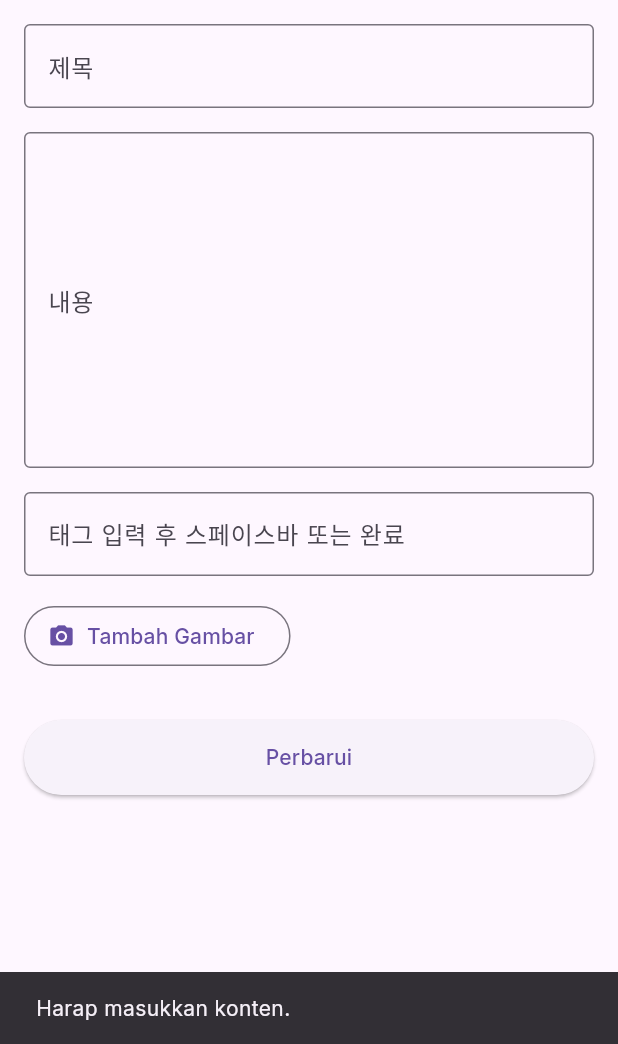
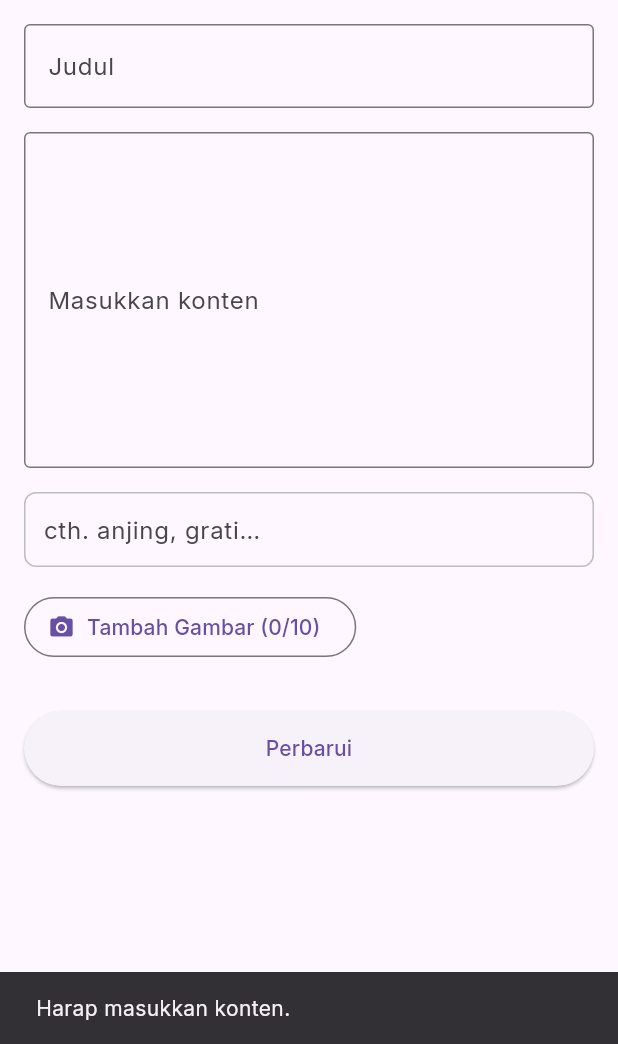
Before and after one commit to jbak2588/bling, a Flutter app: the EditLocalNewsScreen screen opened directly with empty values, after a tap on "Perbarui", on a phone screen of 412 x 824 dp, the part 192-1236 px from its top. Run offline on Flutter 3.47's test engine with Material 3 defaults, Android fonts, the phone set to English and light mode, and no system bars; our stand-ins replace audioplayers, cached_network_image, cloud_firestore, easy_localization, firebase_auth, firebase_core and 13 more; missing offline and left inert: flutter_google_maps_webservices, google_maps_flutter_android, google_maps_flutter_platform_interface; accounts and stored records are empty.

Commit message:
local news 공용 커스템 테그 위젯 분리

```diff
--- a/lib/features/local_news/screens/edit_local_news_screen.dart
+++ b/lib/features/local_news/screens/edit_local_news_screen.dart
@@ -1,4 +1,4 @@
-// lib/features/local_news/screens/edit_local_news_screen.dart
+// lib/features/local_news/views/edit_local_news_screen.dart
 
 import 'dart:io';
 import 'package:cloud_firestore/cloud_firestore.dart';
@@ -7,8 +7,8 @@ import 'package:flutter/material.dart';
 import 'package:image_picker/image_picker.dart';
 import 'package:easy_localization/easy_localization.dart';
 
-
-// 🗑️ 문제가 발생한 외부 패키지 import를 모두 제거합니다.
+// ✅ 새로 만든 공용 위젯을 import 합니다.
+import '../../shared/widgets/custom_tag_input_field.dart';
 
 import '../../../core/constants/app_categories.dart';
 import '../models/post_category_model.dart';
@@ -27,8 +27,10 @@ class _EditLocalNewsScreenState extends State<EditLocalNewsScreen> {
   final _titleController = TextEditingController();
   final _contentController = TextEditingController();
 
-  // ✅ 커스텀 태그 입력을 위한 컨트롤러
-  final _tagInputController = TextEditingController();
+  // ❌ 공용 위젯으로 대체되었으므로 기존 태그 컨트롤러는 제거합니다.
+  // final _tagInputController = TextEditingController();
+
+  // ✅ 태그 목록 상태는 그대로 유지합니다. 공용 위젯이 이 상태를 업데이트합니다.
   List<String> _tags = [];
 
   final List<XFile> _newSelectedImages = [];
@@ -59,7 +61,8 @@ class _EditLocalNewsScreenState extends State<EditLocalNewsScreen> {
   void dispose() {
     _titleController.dispose();
     _contentController.dispose();
-    _tagInputController.dispose(); // ✅ 컨트롤러 해제
+    // ❌ 더 이상 사용하지 않으므로 dispose 호출도 제거합니다.
+    // _tagInputController.dispose();
     super.dispose();
   }
 
@@ -121,7 +124,7 @@ class _EditLocalNewsScreenState extends State<EditLocalNewsScreen> {
         'mediaUrl': finalImageUrls,
         'mediaType': finalImageUrls.isNotEmpty ? 'image' : null,
         'category': _selectedCategory!.categoryId,
-        'tags': _tags,
+        'tags': _tags, // ✅ _tags 상태는 그대로 사용됩니다.
         'updatedAt': FieldValue.serverTimestamp(),
       };
 
@@ -132,71 +135,20 @@ class _EditLocalNewsScreenState extends State<EditLocalNewsScreen> {
 
       if (!mounted) return;
       ScaffoldMessenger.of(context)
-          .showSnackBar(const SnackBar(content: Text('게시글이 수정되었습니다')));
+          .showSnackBar(const SnackBar(content: Text('게시글이 수정되었습니다')));   // TODO : 다국어 작업
       Navigator.of(context).pop(true);
     } catch (e) {
       if (mounted) {
         ScaffoldMessenger.of(context)
-            .showSnackBar(SnackBar(content: Text('수정 실패: $e')));
+            .showSnackBar(SnackBar(content: Text('수정 실패: $e')));   // TODO : 다국어 작업
       }
     } finally {
       if (mounted) setState(() => _isSubmitting = false);
     }
   }
 
-  // ✅ 커스텀 태그 위젯을 빌드하는 함수
-  Widget _buildCustomChipsInput() {
-    return Column(
-      crossAxisAlignment: CrossAxisAlignment.start,
-      children: [
-        // 칩들을 보여주는 부분
-        Wrap(
-          spacing: 8.0,
-          runSpacing: 4.0,
-          children: _tags.map((tag) {
-            return Chip(
-              label: Text(tag),
-              onDeleted: () {
-                setState(() {
-                  _tags.remove(tag);
-                });
-              },
-            );
-          }).toList(),
-        ),
-        // 새 태그를 입력하는 텍스트 필드
-        TextField(
-          controller: _tagInputController,
-          decoration: InputDecoration(
-            labelText: '태그 입력 후 스페이스바 또는 완료',
-            border: const OutlineInputBorder(),
-          ),
-          onChanged: (value) {
-            // 스페이스바를 누르면 태그 추가
-            if (value.endsWith(' ') && value.trim().isNotEmpty) {
-              final newTag = value.trim();
-              if (!_tags.contains(newTag)) {
-                setState(() {
-                  _tags.add(newTag);
-                });
-              }
-              _tagInputController.clear();
-            }
-          },
-          onSubmitted: (value) {
-            // 키보드에서 완료(엔터)를 누르면 태그 추가
-            final newTag = value.trim();
-            if (newTag.isNotEmpty && !_tags.contains(newTag)) {
-              setState(() {
-                _tags.add(newTag);
-              });
-            }
-            _tagInputController.clear();
-          },
-        ),
-      ],
-    );
-  }
+  // ❌ 기존 커스텀 태그 위젯 빌드 함수는 완전히 제거합니다.
+  // Widget _buildCustomChipsInput() { ... }
 
   @override
   Widget build(BuildContext context) {
@@ -229,20 +181,29 @@ class _EditLocalNewsScreenState extends State<EditLocalNewsScreen> {
             const SizedBox(height: 16),
             TextField(
                 controller: _titleController,
-                decoration: const InputDecoration(
-                    labelText: '제목',
-                    border: OutlineInputBorder())),
+                decoration: InputDecoration(
+                    labelText: 'localNewsCreate.form.titleLabel'.tr(),
+                    border: const OutlineInputBorder())),
             const SizedBox(height: 16),
             TextField(
                 controller: _contentController,
                 maxLines: 8,
-                decoration: const InputDecoration(
-                    labelText: '내용',
-                    border: OutlineInputBorder())),
+                decoration: InputDecoration(
+                    labelText: 'localNewsCreate.form.contentLabel'.tr(),
+                    border: const OutlineInputBorder())),
             const SizedBox(height: 16),
 
-            // ✅ 직접 만든 커스텀 태그 입력 위젯을 사용합니다.
-            _buildCustomChipsInput(),
+            // ✅ 교체된 공용 커스텀 태그 위젯을 사용합니다.
+            CustomTagInputField(
+              initialTags: _tags, // 초기 태그 목록을 전달합니다.
+              hintText: 'localNewsCreate.form.tagsHint'.tr(), // 다국어 힌트 텍스트
+              onTagsChanged: (tags) {
+                // 태그가 변경될 때마다 화면의 상태(_tags)를 업데이트합니다.
+                setState(() {
+                  _tags = tags;
+                });
+              },
+            ),
 
             const SizedBox(height: 16),
             _buildImagePicker(),
@@ -262,6 +223,7 @@ class _EditLocalNewsScreenState extends State<EditLocalNewsScreen> {
   }
 
   Widget _buildImagePicker() {
+    // ... (이 부분은 기존 코드와 동일하여 생략하지 않고 그대로 둡니다)
     final existingImageCount = _existingImageUrls.length;
     final newImageCount = _newSelectedImages.length;
     final totalImageCount = existingImageCount + newImageCount;
@@ -270,9 +232,9 @@ class _EditLocalNewsScreenState extends State<EditLocalNewsScreen> {
       crossAxisAlignment: CrossAxisAlignment.start,
       children: [
         OutlinedButton.icon(
-          onPressed: _pickImages,
+          onPressed: totalImageCount >= 10 ? null : _pickImages,
           icon: const Icon(Icons.camera_alt),
-          label: Text('localNewsCreate.buttons.addImage'.tr()),
+          label: Text('${'localNewsCreate.buttons.addImage'.tr()} ($totalImageCount/10)'),
         ),
         const SizedBox(height: 8),
         if (totalImageCount > 0)
--- a/lib/features/local_news/screens/tag_search_result_screen.dart
+++ b/lib/features/local_news/screens/tag_search_result_screen.dart
@@ -27,10 +27,10 @@ class TagSearchResultScreen extends StatelessWidget {
             return const Center(child: CircularProgressIndicator());
           }
           if (snapshot.hasError) {
-            return Center(child: Text('검색 중 오류가 발생했습니다: ${snapshot.error}'));
+            return Center(child: Text('검색 중 오류가 발생했습니다: ${snapshot.error}'));   // TODO : 다국어 작업
           }
           if (!snapshot.hasData || snapshot.data!.docs.isEmpty) {
-            return Center(child: Text('\'#$tag\' 태그가 포함된 게시물이 없습니다.'));
+            return Center(child: Text('\'#$tag\' 태그가 포함된 게시물이 없습니다.'));   // TODO : 다국어 작업
           }
 
           final postDocs = snapshot.data!.docs;
--- a/lib/features/shared/widgets/custom_tag_input_field.dart
+++ b/lib/features/shared/widgets/custom_tag_input_field.dart
@@ -9,7 +9,7 @@ class CustomTagInputField extends StatefulWidget {
     super.key,
     required this.onTagsChanged,
     this.initialTags,
-    this.hintText = '태그를 입력하세요 (스페이스바로 추가)',
+    this.hintText = '태그를 입력하세요 (스페이스바로 추가)',   // TODO : 다국어 작업
   });
 
   @override
```
Also changed, not shown: lib/features/local_news/screens/create_local_news_screen.dart (+32 -15 lines), lib/features/local_news/screens/local_news_detail_screen.dart (+33 -2 lines), lib/features/shared/widgets/author_profile_tile.dart (added, +85 -0 lines), lib/features/shared/widgets/clickable_tag_list.dart (added, +40 -0 lines), lib/features/shared/widgets/mini_map_view.dart (added, +47 -0 lines), docs/개발 1차 보고소/.obsidian/workspace.json, 2 other files.
